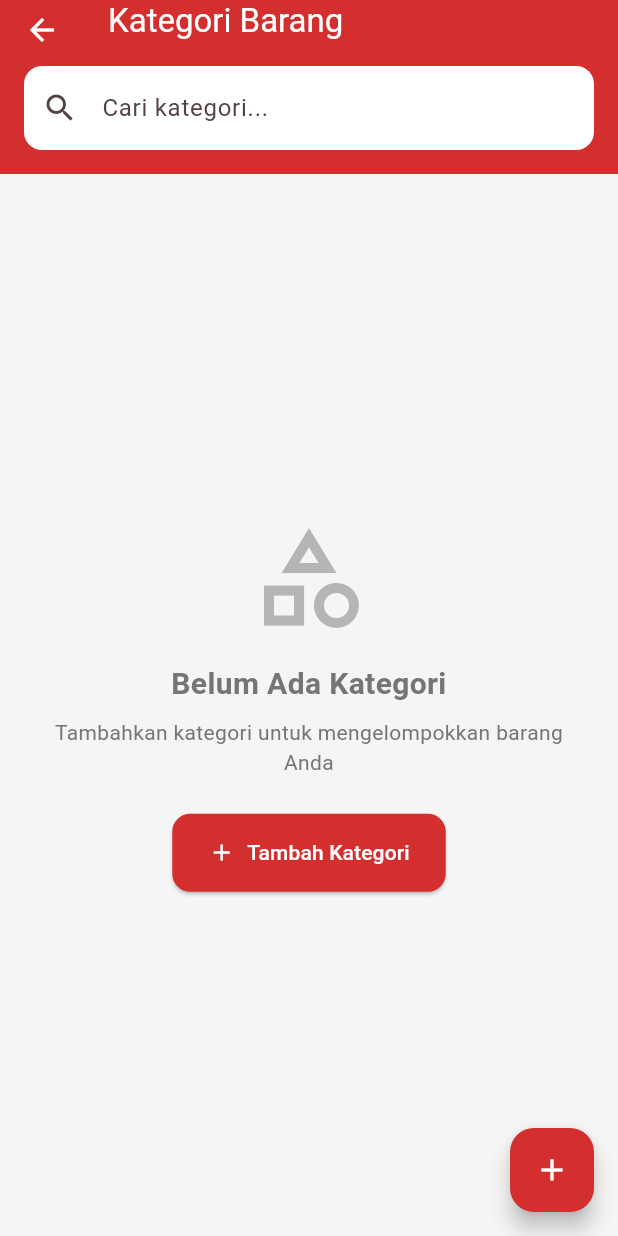
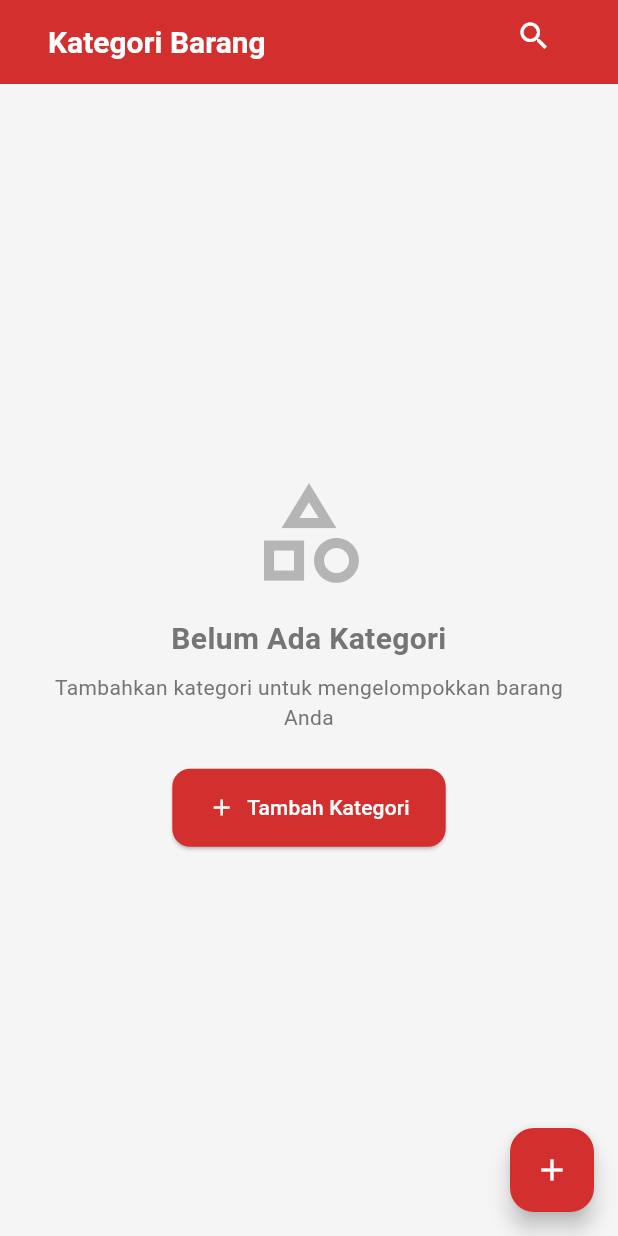
Before and after one commit to Arafian01/Warungin, a Flutter app: the KategoriListPage screen opened directly, on a phone screen of 412 x 824 dp. Run offline on Flutter 3.47's test engine with Material 3 defaults, Android fonts, the light colour scheme and no system bars; our stand-ins replace cloud_firestore, firebase_auth, firebase_core; accounts and stored records are empty; Roboto replaces fonts that are missing (Poppins).

Commit message:
update: menambahkan fitur cari pada halaman kategori

```diff
--- a/lib/pages/kategori/kategori_list_page.dart
+++ b/lib/pages/kategori/kategori_list_page.dart
@@ -7,6 +7,7 @@ import '../../utils/helpers.dart';
 import '../../widgets/kategori_card.dart';
 import '../../widgets/empty_state.dart';
 import '../../widgets/loading_indicator.dart';
+import '../../widgets/animated_search_header.dart';
 import 'kategori_form_page.dart';
 
 class KategoriListPage extends StatefulWidget {
@@ -28,33 +29,17 @@ class _KategoriListPageState extends State<KategoriListPage> {
       appBar: AppBar(
         backgroundColor: AppColors.primary,
         elevation: 0,
-        title: const Text(
-          'Kategori Barang',
-          style: TextStyle(color: Colors.white),
+        title: AnimatedSearchHeader(
+          title: 'Kategori Barang',
+          onSearchChanged: (value) {
+            setState(() {
+              _searchQuery = value.toLowerCase();
+            });
+          },
+          showFilter: false,
         ),
-        bottom: PreferredSize(
-          preferredSize: const Size.fromHeight(60),
-          child: Padding(
-            padding: const EdgeInsets.all(AppDimensions.paddingMedium),
-            child: TextField(
-              onChanged: (value) {
-                setState(() {
-                  _searchQuery = value.toLowerCase();
-                });
-              },
-              decoration: InputDecoration(
-                hintText: 'Cari kategori...',
-                prefixIcon: const Icon(Icons.search),
-                filled: true,
-                fillColor: Colors.white,
-                border: OutlineInputBorder(
-                  borderRadius: BorderRadius.circular(AppDimensions.borderRadius),
-                  borderSide: BorderSide.none,
-                ),
-              ),
-            ),
-          ),
-        ),
+        automaticallyImplyLeading: false,
+        toolbarHeight: 56,
       ),
       body: StreamBuilder<List<KategoriModel>>(
         stream: kategoriProvider.getKategoriStream(),
```
